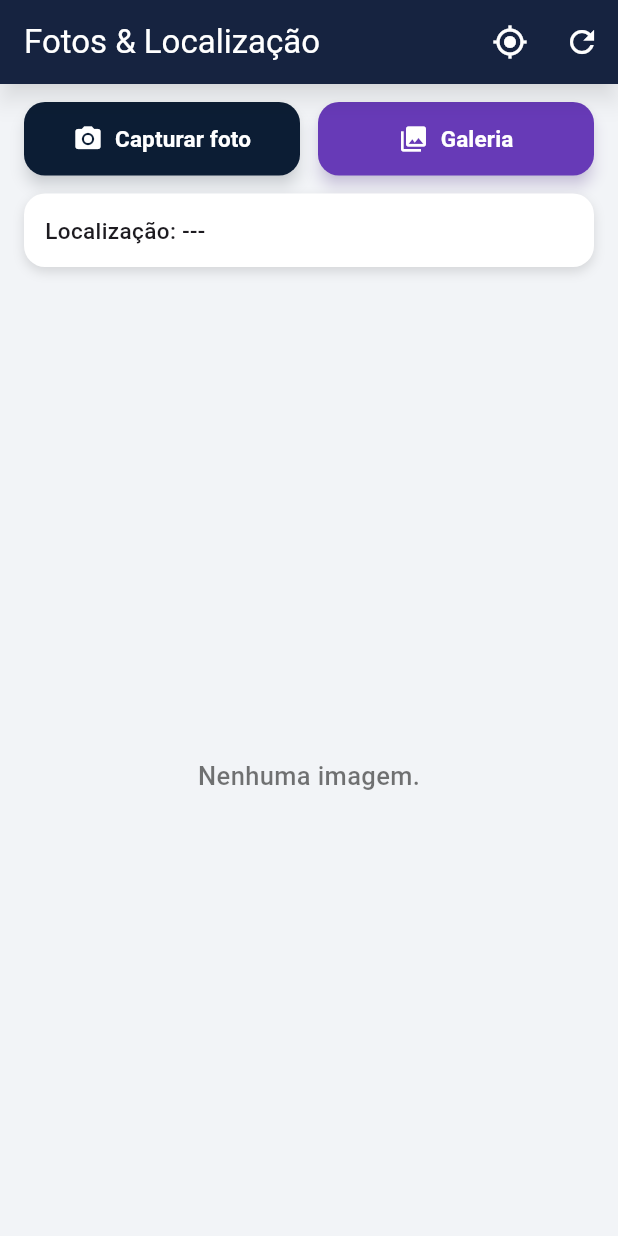
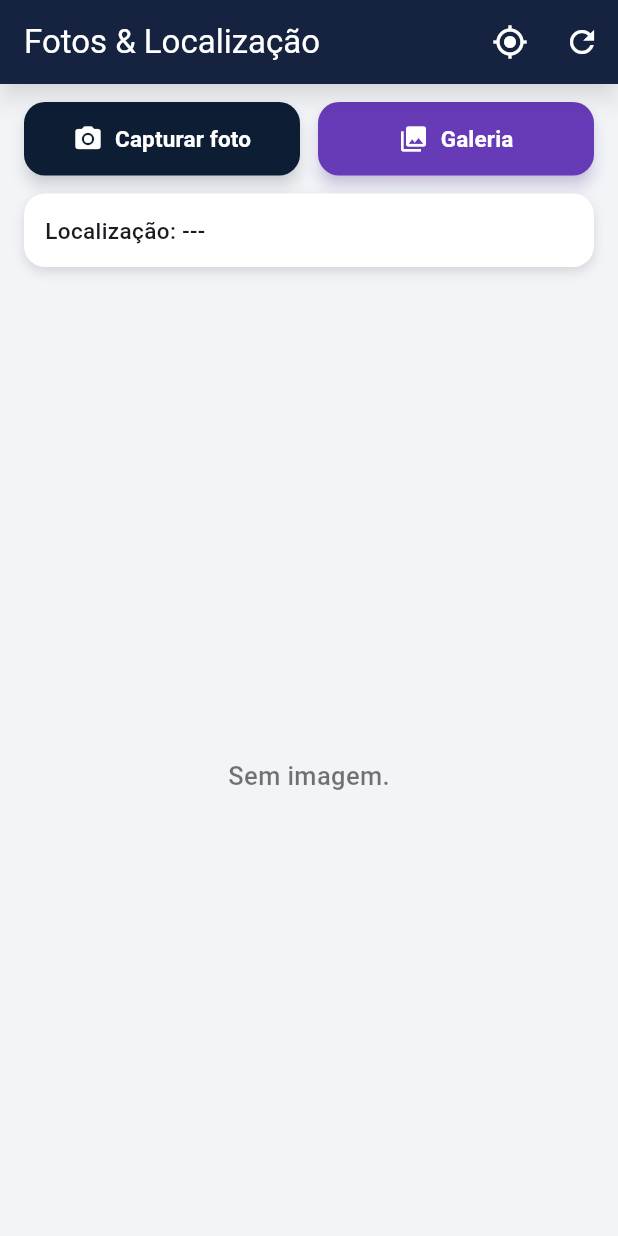
Before and after one commit to RenatoNMG/Projeto_CapturaIMG, a Flutter app: the screen it shows after launch, on a phone screen of 412 x 824 dp. Run offline on Flutter 3.47's test engine with Material 3 defaults, Android fonts, the phone set to English and light mode, and no system bars; our stand-ins replace flutter_map, geolocator, image_picker, latlong2, permission_handler.

Commit message:
Foi feito todas as alterações possiveis

```diff
--- a/Downloads/capturadefoto/lib/pages/home_page.dart
+++ b/Downloads/capturadefoto/lib/pages/home_page.dart
@@ -294,7 +294,7 @@ class _HomePageState extends State<HomePage> {
               child: _images.isEmpty
                   ? const Center(
                       child: Text(
-                        'Nenhuma imagem.',
+                        'Sem imagem.',
                         style: TextStyle(
                           fontSize: 17,
                           fontWeight: FontWeight.w500,
```
